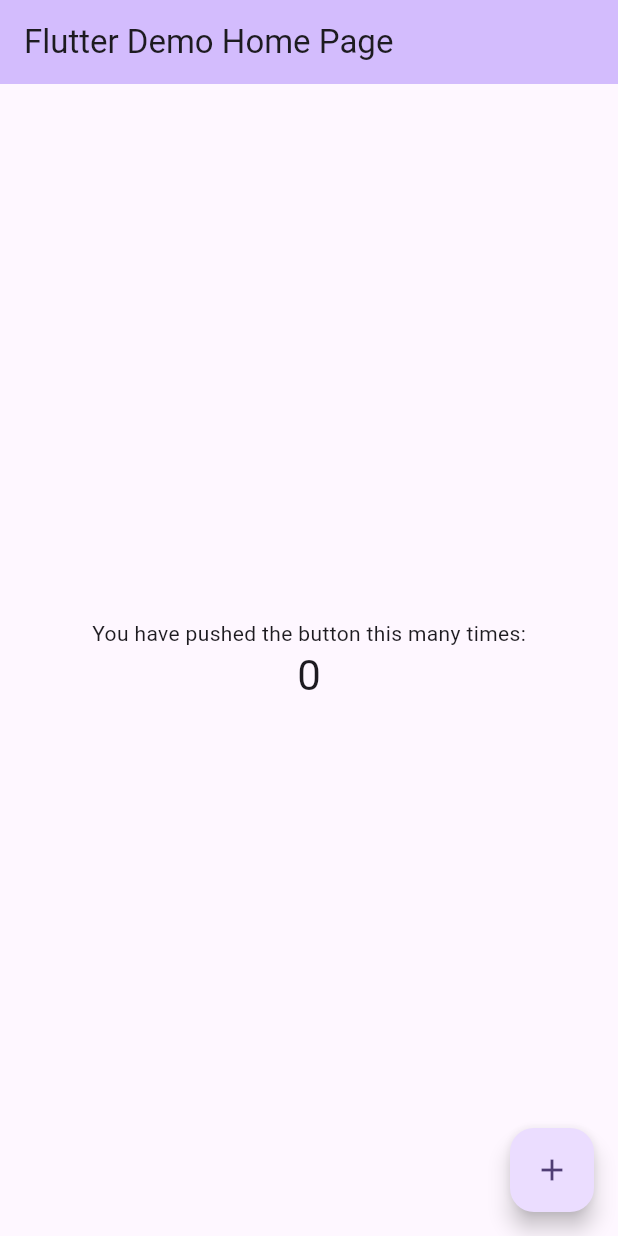
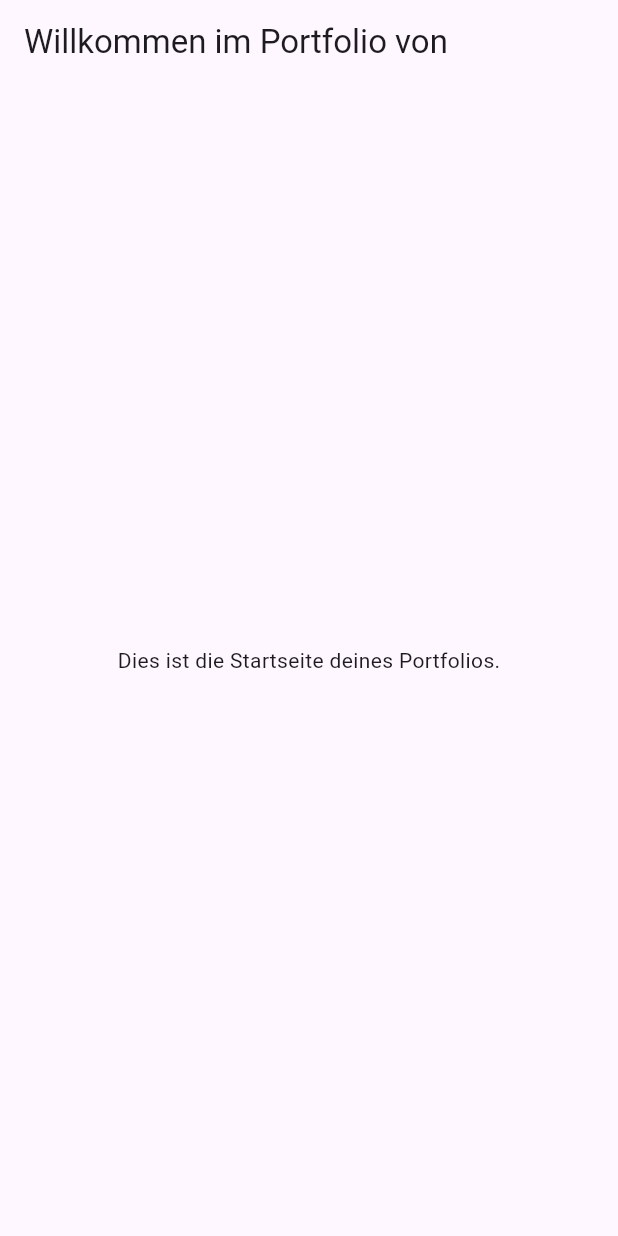
Before and after one commit to Chu-61/portfolio_5568512, a Flutter app: the screen it shows after launch, on a phone screen of 412 x 824 dp. Run offline on Flutter 3.47's test engine with Material 3 defaults, Android fonts, the light colour scheme and no system bars.

Commit message:
Projektstruktur erstellt und Startseite eingebunden

```diff
--- a/lib/main.dart
+++ b/lib/main.dart
@@ -1,4 +1,5 @@
 import 'package:flutter/material.dart';
+import 'pages/home_page.dart'; // 👈 添加这一行导入
 
 void main() {
   runApp(const MyApp());
@@ -7,116 +8,11 @@ void main() {
 class MyApp extends StatelessWidget {
   const MyApp({super.key});
 
-  // This widget is the root of your application.
   @override
   Widget build(BuildContext context) {
     return MaterialApp(
-      title: 'Flutter Demo',
-      theme: ThemeData(
-        // This is the theme of your application.
-        //
-        // TRY THIS: Try running your application with "flutter run". You'll see
-        // the application has a purple toolbar. Then, without quitting the app,
-        // try changing the seedColor in the colorScheme below to Colors.green
-        // and then invoke "hot reload" (save your changes or press the "hot
-        // reload" button in a Flutter-supported IDE, or press "r" if you used
-        // the command line to start the app).
-        //
-        // Notice that the counter didn't reset back to zero; the application
-        // state is not lost during the reload. To reset the state, use hot
-        // restart instead.
-        //
-        // This works for code too, not just values: Most code changes can be
-        // tested with just a hot reload.
-        colorScheme: ColorScheme.fromSeed(seedColor: Colors.deepPurple),
-      ),
-      home: const MyHomePage(title: 'Flutter Demo Home Page'),
+      title: 'Portfolio',
+      home: const HomePage(), // 👈 这里设置为 HomePage
     );
   }
 }
-
-class MyHomePage extends StatefulWidget {
-  const MyHomePage({super.key, required this.title});
-
-  // This widget is the home page of your application. It is stateful, meaning
-  // that it has a State object (defined below) that contains fields that affect
-  // how it looks.
-
-  // This class is the configuration for the state. It holds the values (in this
-  // case the title) provided by the parent (in this case the App widget) and
-  // used by the build method of the State. Fields in a Widget subclass are
-  // always marked "final".
-
-  final String title;
-
-  @override
-  State<MyHomePage> createState() => _MyHomePageState();
-}
-
-class _MyHomePageState extends State<MyHomePage> {
-  int _counter = 0;
-
-  void _incrementCounter() {
-    setState(() {
-      // This call to setState tells the Flutter framework that something has
-      // changed in this State, which causes it to rerun the build method below
-      // so that the display can reflect the updated values. If we changed
-      // _counter without calling setState(), then the build method would not be
-      // called again, and so nothing would appear to happen.
-      _counter++;
-    });
-  }
-
-  @override
-  Widget build(BuildContext context) {
-    // This method is rerun every time setState is called, for instance as done
-    // by the _incrementCounter method above.
-    //
-    // The Flutter framework has been optimized to make rerunning build methods
-    // fast, so that you can just rebuild anything that needs updating rather
-    // than having to individually change instances of widgets.
-    return Scaffold(
-      appBar: AppBar(
-        // TRY THIS: Try changing the color here to a specific color (to
-        // Colors.amber, perhaps?) and trigger a hot reload to see the AppBar
-        // change color while the other colors stay the same.
-        backgroundColor: Theme.of(context).colorScheme.inversePrimary,
-        // Here we take the value from the MyHomePage object that was created by
-        // the App.build method, and use it to set our appbar title.
-        title: Text(widget.title),
-      ),
-      body: Center(
-        // Center is a layout widget. It takes a single child and positions it
-        // in the middle of the parent.
-        child: Column(
-          // Column is also a layout widget. It takes a list of children and
-          // arranges them vertically. By default, it sizes itself to fit its
-          // children horizontally, and tries to be as tall as its parent.
-          //
-          // Column has various properties to control how it sizes itself and
-          // how it positions its children. Here we use mainAxisAlignment to
-          // center the children vertically; the main axis here is the vertical
-          // axis because Columns are vertical (the cross axis would be
-          // horizontal).
-          //
-          // TRY THIS: Invoke "debug painting" (choose the "Toggle Debug Paint"
-          // action in the IDE, or press "p" in the console), to see the
-          // wireframe for each widget.
-          mainAxisAlignment: MainAxisAlignment.center,
-          children: <Widget>[
-            const Text('You have pushed the button this many times:'),
-            Text(
-              '$_counter',
-              style: Theme.of(context).textTheme.headlineMedium,
-            ),
-          ],
-        ),
-      ),
-      floatingActionButton: FloatingActionButton(
-        onPressed: _incrementCounter,
-        tooltip: 'Increment',
-        child: const Icon(Icons.add),
-      ), // This trailing comma makes auto-formatting nicer for build methods.
-    );
-  }
-}
--- /dev/null
+++ b/lib/pages/home_page.dart
@@ -0,0 +1,17 @@
+import 'package:flutter/material.dart';
+
+class HomePage extends StatelessWidget {
+  const HomePage({super.key});
+
+  @override
+  Widget build(BuildContext context) {
+    return Scaffold(
+      appBar: AppBar(
+        title: const Text('Willkommen im Portfolio von'),
+      ),
+      body: const Center(
+        child: Text('Dies ist die Startseite deines Portfolios.'),
+      ),
+    );
+  }
+}
```
